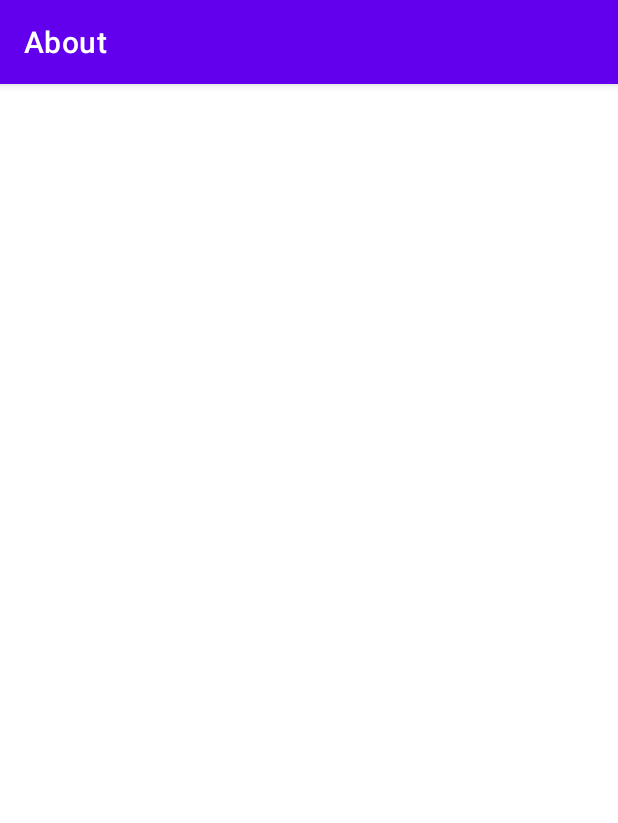
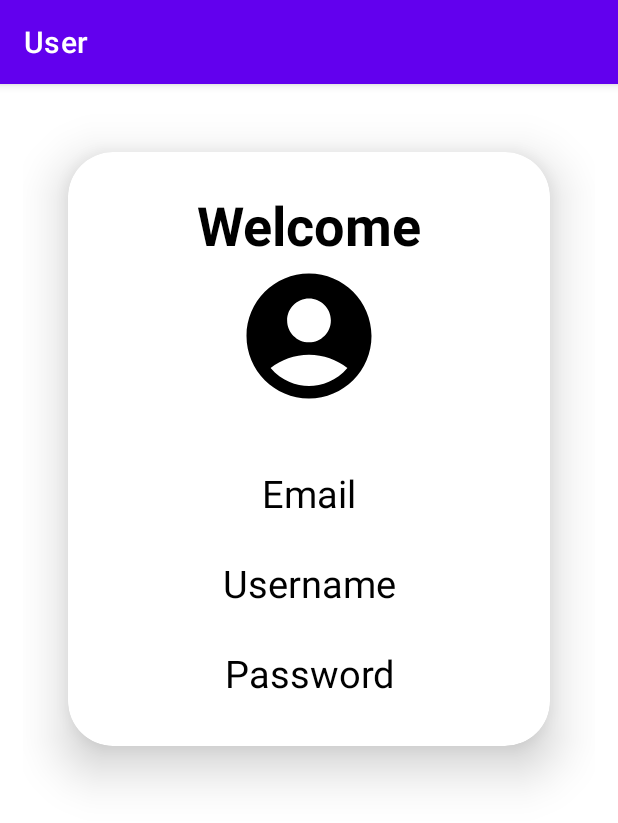
Before and after one commit to RogerSimanjuntak/LoginPageforAndroid, an Android app: the HomeActivity screen opened directly, with no data from a screen before it, after a tap on "About", on a phone screen of 412 x 824 dp. Shown: the top 823 px of the screen. Run offline under Robolectric (Android 15) with nearby library versions, the light colour scheme and no system bars.

Commit message:
update userprofile

```diff
--- a/app/src/main/AndroidManifest.xml
+++ b/app/src/main/AndroidManifest.xml
@@ -14,7 +14,10 @@
         tools:targetApi="31">
         <activity
             android:name=".aboutActivity"
-            android:label="About"/>
+            android:label="About" />
+        <activity
+            android:name=".UserActivity"
+            android:label="User" />
         <activity
             android:name=".MainActivity"
             android:exported="true">
@@ -26,7 +29,6 @@
         </activity>
         <activity android:name=".RegisterActivity" />
         <activity android:name=".HomeActivity" />
-
     </application>
 
 </manifest>
--- a/app/src/main/java/com/example/loginpage/HomeActivity.java
+++ b/app/src/main/java/com/example/loginpage/HomeActivity.java
@@ -26,7 +26,7 @@ public class HomeActivity extends AppCompatActivity {
 
     }
     public boolean onOptionsItemSelected(MenuItem item) {
-        startActivity(new Intent(this,aboutActivity.class));
+        startActivity(new Intent(this,UserActivity.class));
         return true;
     }
 }
--- /dev/null
+++ b/app/src/main/java/com/example/loginpage/UserActivity.java
@@ -0,0 +1,24 @@
+package com.example.loginpage;
+
+import android.os.Bundle;
+import android.widget.ListView;
+
+import androidx.appcompat.app.AlertDialog;
+import androidx.appcompat.app.AppCompatActivity;
+
+import java.util.ArrayList;
+import java.util.List;
+
+import adapter.Adapter;
+import db.DbHelper;
+import model.user;
+
+public class UserActivity extends AppCompatActivity {
+
+
+    @Override
+    protected void onCreate(Bundle savedInstanceState){
+        super.onCreate(savedInstanceState);
+        setContentView(R.layout.activity_user);
+    }
+}
--- a/app/src/main/java/db/DbHelper.java
+++ b/app/src/main/java/db/DbHelper.java
@@ -51,5 +51,8 @@ public class DbHelper extends SQLiteOpenHelper {
         else
             return false;
 }
+        public boolean datauser(String username, String password, String email){
 
+        return true;
 }
+}
--- /dev/null
+++ b/app/src/main/res/drawable/ic_baseline_account_circle_24.xml
@@ -0,0 +1,5 @@
+<vector android:height="100dp" android:tint="#000000"
+    android:viewportHeight="24" android:viewportWidth="24"
+    android:width="100dp" xmlns:android="http://schemas.android.com/apk/res/android">
+    <path android:fillColor="@android:color/white" android:pathData="M12,2C6.48,2 2,6.48 2,12s4.48,10 10,10s10,-4.48 10,-10S17.52,2 12,2zM12,6c1.93,0 3.5,1.57 3.5,3.5S13.93,13 12,13s-3.5,-1.57 -3.5,-3.5S10.07,6 12,6zM12,20c-2.03,0 -4.43,-0.82 -6.14,-2.88C7.55,15.8 9.68,15 12,15s4.45,0.8 6.14,2.12C16.43,19.18 14.03,20 12,20z"/>
+</vector>
--- a/app/src/main/res/layout/activity_about.xml
+++ b/app/src/main/res/layout/activity_about.xml
@@ -1,9 +1,10 @@
 <?xml version="1.0" encoding="utf-8"?>
-<androidx.constraintlayout.widget.ConstraintLayout xmlns:android="http://schemas.android.com/apk/res/android"
+<RelativeLayout xmlns:android="http://schemas.android.com/apk/res/android"
     xmlns:app="http://schemas.android.com/apk/res-auto"
     xmlns:tools="http://schemas.android.com/tools"
     android:layout_width="match_parent"
     android:layout_height="match_parent"
     tools:context=".aboutActivity">
 
-</androidx.constraintlayout.widget.ConstraintLayout>
+
+</RelativeLayout>
--- /dev/null
+++ b/app/src/main/res/layout/activity_user.xml
@@ -0,0 +1,79 @@
+<?xml version="1.0" encoding="utf-8"?>
+<LinearLayout
+    xmlns:android="http://schemas.android.com/apk/res/android"
+    xmlns:app="http://schemas.android.com/apk/res-auto"
+    android:layout_width="match_parent"
+    android:layout_height="match_parent"
+    android:padding="15dp"
+    android:orientation="vertical">
+    <androidx.cardview.widget.CardView
+        android:layout_width="match_parent"
+        android:layout_height="wrap_content"
+        android:layout_margin="30dp"
+        app:cardCornerRadius="30dp"
+        app:cardElevation="20dp"
+        android:background="@drawable/custom_edittext">
+        <LinearLayout
+
+            android:layout_width="357dp"
+            android:layout_height="wrap_content"
+            android:layout_gravity="center_horizontal"
+            android:orientation="vertical"
+            android:padding="24dp">
+            <TextView
+                android:id="@+id/welcome"
+                android:layout_width="match_parent"
+                android:layout_height="wrap_content"
+                android:text="Welcome"
+                android:textAlignment="center"
+                android:textColor="@color/black"
+                android:textSize="36sp"
+                android:textStyle="bold" />
+
+            <TextView
+                android:id="@+id/photoprofile"
+                android:layout_width="match_parent"
+                android:layout_height="wrap_content"
+                android:drawableTop="@drawable/ic_baseline_account_circle_24"
+                android:textAlignment="center"
+                android:textColor="@color/black"
+                android:textStyle="bold" />
+            <TextView
+                android:id="@+id/emailprofile"
+                android:layout_width="match_parent"
+                android:layout_height="50dp"
+                android:layout_marginTop="10dp"
+                android:text="Email"
+                android:textSize="25dp"
+                android:textAlignment="center"
+                android:padding="8dp"
+                android:textColor="@color/black"
+                android:textColorHighlight="@color/cardview_dark_background" />
+            <TextView
+                android:id="@+id/usernameprofile"
+                android:layout_width="match_parent"
+                android:layout_height="50dp"
+                android:layout_marginTop="10dp"
+                android:text="Username"
+                android:textSize="25dp"
+                android:textAlignment="center"
+                android:padding="8dp"
+                android:textColor="@color/black"
+                android:textColorHighlight="@color/cardview_dark_background" />
+            <TextView
+                android:id="@+id/passwordprofile"
+                android:layout_width="match_parent"
+                android:layout_height="50dp"
+                android:layout_marginTop="10dp"
+                android:text="Password"
+                android:textSize="25dp"
+                android:hint="pas"
+                android:textAlignment="center"
+                android:padding="8dp"
+                android:textColor="@color/black"
+                android:textColorHighlight="@color/cardview_dark_background" />
+
+        </LinearLayout>
+    </androidx.cardview.widget.CardView>
+
+</LinearLayout>
```
Also changed, not shown: app/src/main/java/adapter/Adapter.java (added, +63 -0 lines), app/src/main/java/com/example/loginpage/RegisterActivity.java (+11 -5 lines), app/src/main/java/model/user.java (added, +48 -0 lines).
